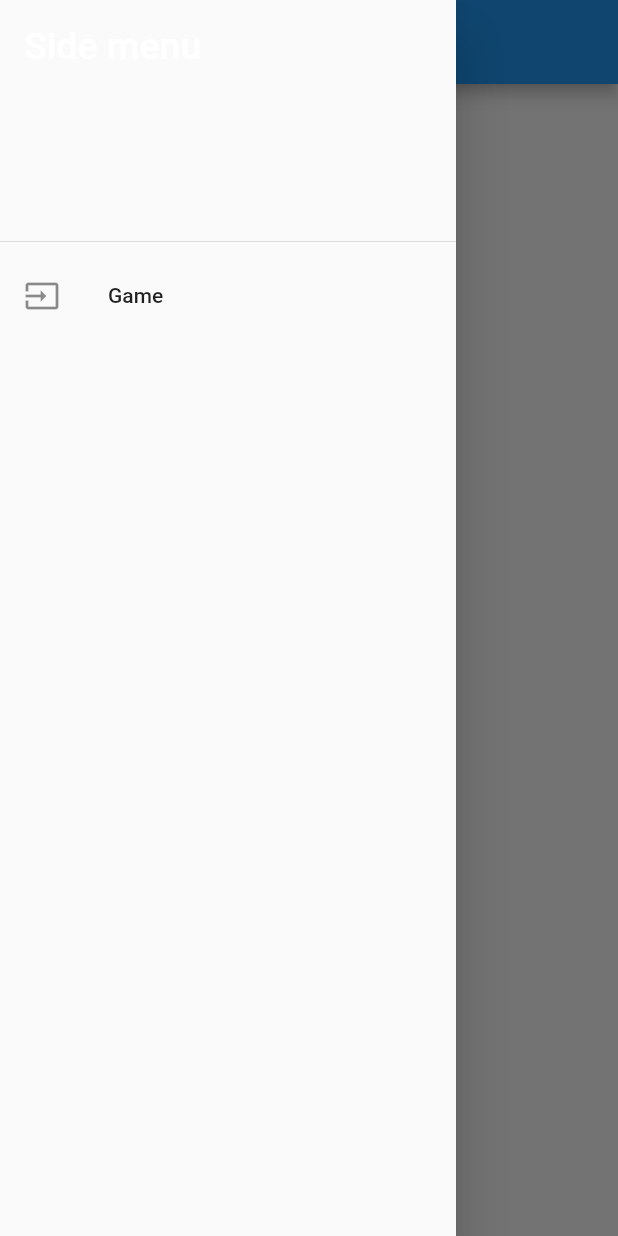
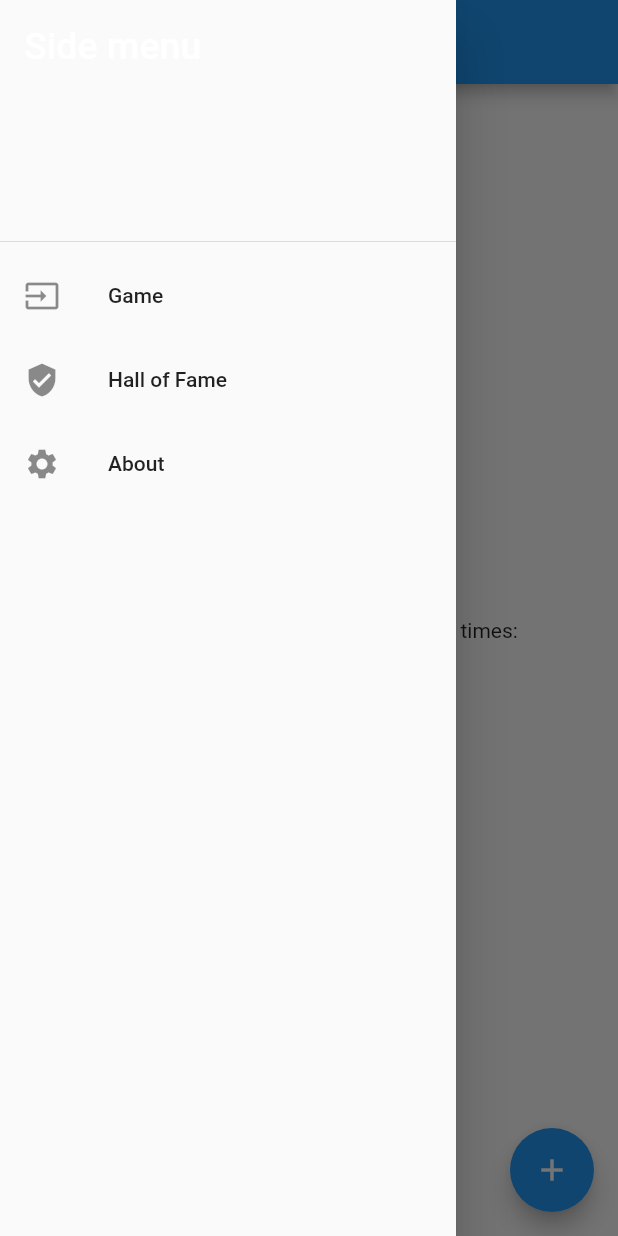
Before and after one commit to mmskl/aplikacje-mobilne-30900147, a Flutter app: the screen it shows after launch, with the side drawer open, on a phone screen of 412 x 824 dp. Run offline on Flutter 3.47's test engine with Material 2 defaults, Android fonts, the phone set to English and light mode, and no system bars.

Commit message:
Add rest of the menu items and create stateful class for game

```diff
--- a/lib/main.dart
+++ b/lib/main.dart
@@ -6,31 +6,14 @@ class App extends StatelessWidget {
   @override
   Widget build(BuildContext context) {
     return MaterialApp(
-      title: 'Flutter Demo',
+      title: 'Manual reflex analyzer',
       theme: ThemeData(
         primarySwatch: Colors.blue,
       ),
-      home: HomePage(),
+      home: Game(title: 'GAME'),
     );
   }
 }
-
-class HomePage extends StatelessWidget {
-  @override
-  Widget build(BuildContext context) {
-    return Scaffold(
-      drawer: NavDrawer(),
-      appBar: AppBar(
-        title: Text('Side menu'),
-      ),
-      body: Center(
-        child: Text('Side Menu Tutorial'),
-      ),
-    );
-  }
-}
-
-
 
 class NavDrawer extends StatelessWidget {
   @override
@@ -49,8 +32,164 @@ class NavDrawer extends StatelessWidget {
             leading: Icon(Icons.input),
             title: Text('Game'),
             onTap: () => {},
+          ),
+          ListTile(
+            leading: Icon(Icons.verified_user),
+            title: Text('Hall of Fame'),
+            onTap: () => {Navigator.of(context).pop()},
+          ),
+          ListTile(
+            leading: Icon(Icons.settings),
+            title: Text('About'),
+            onTap: () {
+              Navigator.pop(context);
+              Navigator.push(
+                  context, MaterialPageRoute(builder: (context) => About()));
+            },
+          ),
         ],
       ),
     );
   }
 }
+
+
+class Game extends StatefulWidget {
+  const Game({super.key, required this.title});
+
+  // This widget is the home page of your application. It is stateful, meaning
+  // that it has a State object (defined below) that contains fields that affect
+  // how it looks.
+
+  // This class is the configuration for the state. It holds the values (in this
+  // case the title) provided by the parent (in this case the App widget) and
+  // used by the build method of the State. Fields in a Widget subclass are
+  // always marked "final".
+
+  final String title;
+
+  @override
+  State<Game> createState() => _GameState();
+}
+
+class _GameState extends State<Game> {
+  int _counter = 0;
+
+  void _incrementCounter() {
+    setState(() {
+      // This call to setState tells the Flutter framework that something has
+      // changed in this State, which causes it to rerun the build method below
+      // so that the display can reflect the updated values. If we changed
+      // _counter without calling setState(), then the build method would not be
+      // called again, and so nothing would appear to happen.
+      _counter++;
+    });
+  }
+
+  @override
+  Widget build(BuildContext context) {
+    // This method is rerun every time setState is called, for instance as done
+    // by the _incrementCounter method above.
+    //
+    // The Flutter framework has been optimized to make rerunning build methods
+    // fast, so that you can just rebuild anything that needs updating rather
+    // than having to individually change instances of widgets.
+    return Scaffold(
+      appBar: AppBar(
+        // Here we take the value from the Game object that was created by
+        // the App.build method, and use it to set our appbar title.
+        title: Text(widget.title),
+      ),
+      drawer: NavDrawer(),
+      body: Center(
+        // Center is a layout widget. It takes a single child and positions it
+        // in the middle of the parent.
+        child: Column(
+          // Column is also a layout widget. It takes a list of children and
+          // arranges them vertically. By default, it sizes itself to fit its
+          // children horizontally, and tries to be as tall as its parent.
+          //
+          // Invoke "debug painting" (press "p" in the console, choose the
+          // "Toggle Debug Paint" action from the Flutter Inspector in Android
+          // Studio, or the "Toggle Debug Paint" command in Visual Studio Code)
+          // to see the wireframe for each widget.
+          //
+          // Column has various properties to control how it sizes itself and
+          // how it positions its children. Here we use mainAxisAlignment to
+          // center the children vertically; the main axis here is the vertical
+          // axis because Columns are vertical (the cross axis would be
+          // horizontal).
+          mainAxisAlignment: MainAxisAlignment.center,
+          children: <Widget>[
+            const Text(
+              'You have pushed the button this many times:',
+            ),
+            Text(
+              '$_counter',
+              style: Theme.of(context).textTheme.headline4,
+            ),
+          ],
+        ),
+      ),
+      floatingActionButton: FloatingActionButton(
+        onPressed: _incrementCounter,
+        tooltip: 'Increment',
+        child: const Icon(Icons.add),
+      ), // This trailing comma makes auto-formatting nicer for build methods.
+    );
+  }
+}
+
+
+
+class About extends StatelessWidget {
+  @override
+  Widget build(BuildContext context) {
+    List<String> authors = [
+      'Marcin Moskal',
+      'Kacper Kromka',
+      'Piotr Badełek',
+      'Szymon Manecki',
+      'Przemysław Frąszczak',
+    ];
+
+    return Scaffold(
+      appBar: AppBar(
+        title: Text('About'),
+      ),
+      body: Container(
+        alignment: Alignment.centerRight,
+        child: Align(
+          alignment: Alignment.centerRight,
+          child: ListView.builder(
+            itemCount: authors.length,
+            prototypeItem: ListTile(
+              title: Text(authors.first),
+            ),
+            itemBuilder: (context, index) {
+              return ListTile(
+                title: Text(authors[index]),
+              );
+            },
+          ),
+        ),
+      ),
+    );
+  }
+}
+
+class HallOfFame extends StatelessWidget {
+  @override
+  Widget build(BuildContext context) {
+    return Scaffold(
+      appBar: AppBar(
+        title: Text('HallOfFame'),
+      ),
+      body: Container(
+        child: Center(
+          child: Text('HallOfFame Page'),
+        ),
+      ),
+    );
+  }
+}
```
